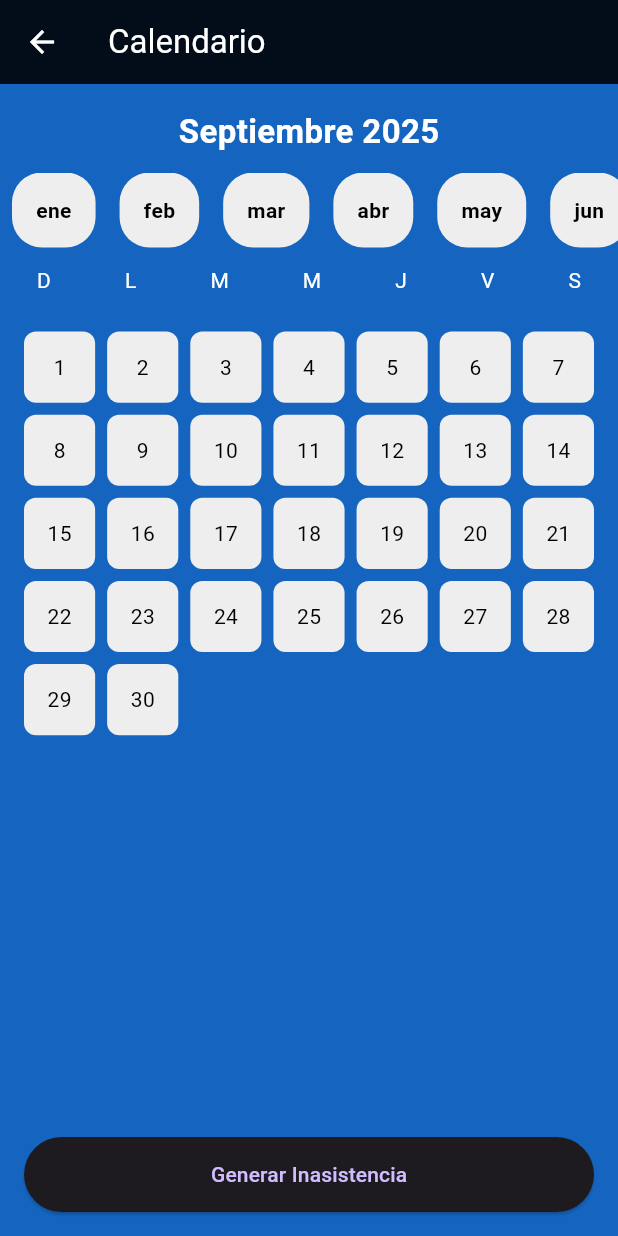
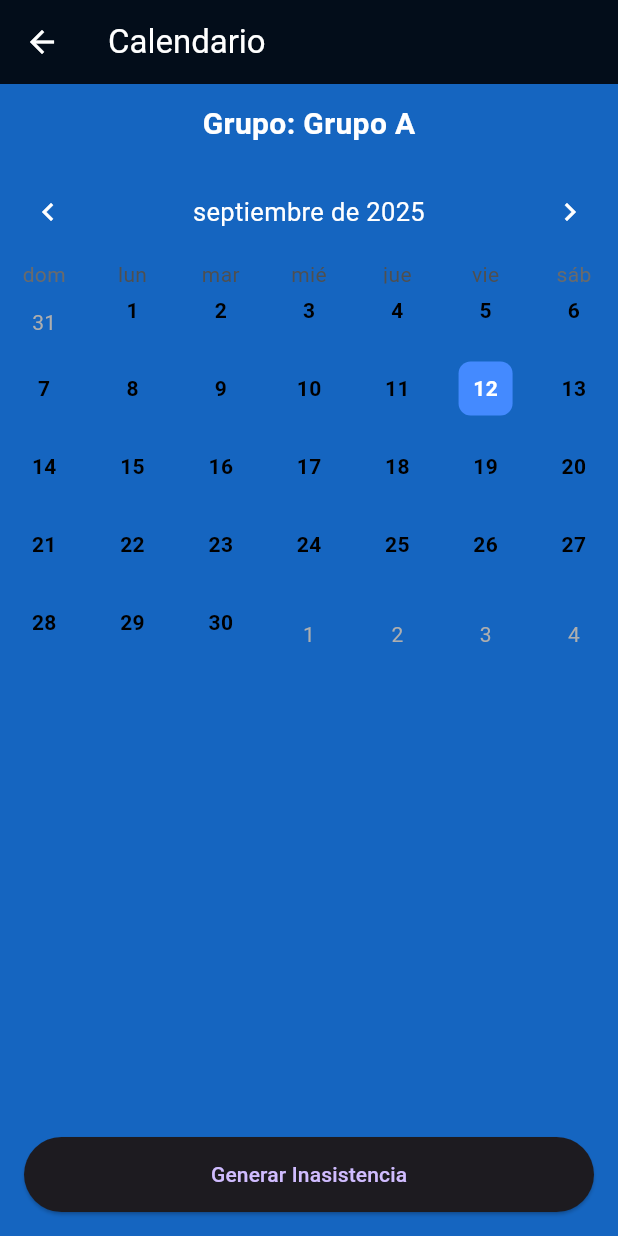
Before and after one commit to JuanS-ryb/grh-solutions-mobil, a Flutter app: the Horario screen opened directly, on a phone screen of 412 x 824 dp. Run offline on Flutter 3.47's test engine with Material 3 defaults, Android fonts, the phone set to English and light mode, and no system bars; drawn by our look-alikes of table_calendar.

Commit message:
calendario mejor/ horarios

```diff
--- a/lib/widgets/horario/horario.dart
+++ b/lib/widgets/horario/horario.dart
@@ -1,4 +1,5 @@
 import 'package:flutter/material.dart';
+import 'package:table_calendar/table_calendar.dart';
 import 'package:intl/intl.dart';
 
 class Horario extends StatefulWidget {
@@ -9,142 +10,85 @@ class Horario extends StatefulWidget {
 }
 
 class _HorarioState extends State<Horario> {
-  DateTime currentDate = DateTime.now(); // Mes actual
-  int? selectedDay;
+  DateTime _focusedDay = DateTime.now();
+  DateTime? _selectedDay;
+
+  // datos desde la BD (aqui quemados para que aparezca algo mientras jijiji)
+  final String grupo = "Grupo A"; // Grupo (desde BD wasaaaa)
+  final Map<DateTime, String> horarios = {
+    DateTime.utc(2026, 9, 1): "Diurno",
+    DateTime.utc(2026, 9, 2): "Nocturno",
+    DateTime.utc(2026, 9, 3): "Mixto",
+    DateTime.utc(2026, 9, 9): "Diurno",
+    DateTime.utc(2026, 9, 15): "Nocturno",
+  };
 
   @override
   Widget build(BuildContext context) {
-    // Nombre del mes actual
-    String monthName = DateFormat('MMMM yyyy', 'es_ES').format(currentDate);
-
-    // Lista de meses (para el menú horizontal)
-    List<DateTime> months = List.generate(
-      12,
-      (i) => DateTime(currentDate.year, i + 1),
-    );
-
     return Scaffold(
       appBar: AppBar(
         title: const Text("Calendario"),
       ),
       body: Column(
         children: [
-          const SizedBox(height: 16),
+          const SizedBox(height: 12),
 
-          // Título con el mes actual
+          // Grupo (desde BD wasaaaa)
           Text(
-            monthName[0].toUpperCase() + monthName.substring(1),
-            style: const TextStyle(fontSize: 22, fontWeight: FontWeight.bold),
+            "Grupo: $grupo",
+            style: const TextStyle(fontSize: 20, fontWeight: FontWeight.bold),
           ),
 
           const SizedBox(height: 12),
 
-          // Menú horizontal de meses
-          SizedBox(
-            height: 50,
-            child: ListView.builder(
-              scrollDirection: Axis.horizontal,
-              itemCount: months.length,
-              itemBuilder: (context, index) {
-                String name = DateFormat('MMM', 'es_ES').format(months[index]);
-                bool isSelected = months[index].month == currentDate.month;
-
-                return GestureDetector(
-                  onTap: () {
-                    setState(() {
-                      currentDate = months[index];
-                      selectedDay = null; // Reiniciar selección
-                    });
-                  },
-                  child: Container(
-                    margin: const EdgeInsets.symmetric(horizontal: 8),
-                    padding: const EdgeInsets.symmetric(
-                        vertical: 8, horizontal: 16),
-                    decoration: BoxDecoration(
-                      color: isSelected ? Colors.blue : Colors.grey[200],
-                      borderRadius: BorderRadius.circular(20),
-                    ),
-                    child: Center(
-                      child: Text(
-                        name,
-                        style: TextStyle(
-                          color: isSelected ? Colors.white : Colors.black,
-                          fontWeight: FontWeight.bold,
-                        ),
-                      ),
-                    ),
-                  ),
-                );
+          TableCalendar(
+            firstDay: DateTime.utc(2020, 1, 1),
+            lastDay: DateTime.utc(2030, 12, 31),
+            focusedDay: _focusedDay,
+            locale: 'es_ES',
+            selectedDayPredicate: (day) => isSameDay(_selectedDay, day),
+            headerStyle: const HeaderStyle(
+              formatButtonVisible: false,
+              titleCentered: true,
+            ),
+            calendarStyle: const CalendarStyle(
+              todayDecoration: BoxDecoration(
+                color: Colors.blueAccent,
+                shape: BoxShape.circle,
+              ),
+              selectedDecoration: BoxDecoration(
+                color: Colors.blue,
+                shape: BoxShape.circle,
+              ),
+            ),
+            onDaySelected: (selectedDay, focusedDay) {
+              setState(() {
+                _selectedDay = selectedDay;
+                _focusedDay = focusedDay;
+              });
+            },
+            calendarBuilders: CalendarBuilders(
+              defaultBuilder: (context, day, focusedDay) {
+                return _buildDayCell(day);
+              },
+              todayBuilder: (context, day, focusedDay) {
+                return _buildDayCell(day, isToday: true);
+              },
+              selectedBuilder: (context, day, focusedDay) {
+                return _buildDayCell(day, isSelected: true);
               },
             ),
           ),
 
-          const SizedBox(height: 12),
+          const Spacer(),
 
-          // Encabezado días de la semana
-          Row(
-            mainAxisAlignment: MainAxisAlignment.spaceAround,
-            children: const [
-              Text("D"),
-              Text("L"),
-              Text("M"),
-              Text("M"),
-              Text("J"),
-              Text("V"),
-              Text("S"),
-            ],
-          ),
-
-          const SizedBox(height: 8),
-
-          // Calendario (días del mes actual)
-          Expanded(
-            child: GridView.builder(
-              padding: const EdgeInsets.all(16),
-              gridDelegate: const SliverGridDelegateWithFixedCrossAxisCount(
-                crossAxisCount: 7,
-                mainAxisSpacing: 8,
-                crossAxisSpacing: 8,
-              ),
-              itemCount: DateUtils.getDaysInMonth(
-                  currentDate.year, currentDate.month),
-              itemBuilder: (context, index) {
-                final day = index + 1;
-                final isSelected = selectedDay == day;
-
-                return GestureDetector(
-                  onTap: () {
-                    setState(() {
-                      selectedDay = day;
-                    });
-                  },
-                  child: Container(
-                    decoration: BoxDecoration(
-                      color: isSelected ? Colors.blue : Colors.grey[200],
-                      borderRadius: BorderRadius.circular(8),
-                    ),
-                    alignment: Alignment.center,
-                    child: Text(
-                      "$day",
-                      style: TextStyle(
-                        color: isSelected ? Colors.white : Colors.black,
-                        fontWeight: isSelected
-                            ? FontWeight.bold
-                            : FontWeight.normal,
-                      ),
-                    ),
-                  ),
-                );
-              },
-            ),
-          ),
-
-          // Botón
           Padding(
             padding: const EdgeInsets.all(16.0),
             child: ElevatedButton(
               onPressed: () {
-                // Por ahora no hace nada
+                if (_selectedDay != null) {
+                  debugPrint("Generar inasistencia para $_selectedDay");
+                }
               },
               style: ElevatedButton.styleFrom(
                 minimumSize: const Size.fromHeight(50),
@@ -156,4 +100,41 @@ class _HorarioState extends State<Horario> {
       ),
     );
   }
+
+  /// Construye la celda personalizada para cada día.
+  Widget _buildDayCell(DateTime day, {bool isToday = false, bool isSelected = false}) {
+    final String? horario = horarios[DateTime.utc(day.year, day.month, day.day)];
+
+    return Column(
+      mainAxisAlignment: MainAxisAlignment.center,
+      children: [
+        Container(
+          width: 36,
+          height: 36,
+          decoration: BoxDecoration(
+            color: isSelected
+                ? Colors.blue
+                : isToday
+                    ? Colors.blueAccent
+                    : Colors.transparent,
+            borderRadius: BorderRadius.circular(8),
+          ),
+          alignment: Alignment.center,
+          child: Text(
+            '${day.day}',
+            style: TextStyle(
+              color: isSelected || isToday ? Colors.white : Colors.black,
+              fontWeight: FontWeight.bold,
+            ),
+          ),
+        ),
+        const SizedBox(height: 4),
+        Text(
+          horario ?? "",
+          style: const TextStyle(fontSize: 10, color: Colors.grey),
+          textAlign: TextAlign.center,
+        ),
+      ],
+    );
+  }
 }
--- a/pubspec.yaml
+++ b/pubspec.yaml
@@ -10,7 +10,8 @@ environment:
 dependencies:
   flutter:
     sdk: flutter
-  intl: ^0.19.0
+  table_calendar: ^3.2.0
+  intl: ^0.20.2
 
 dev_dependencies:
   flutter_test:
```
